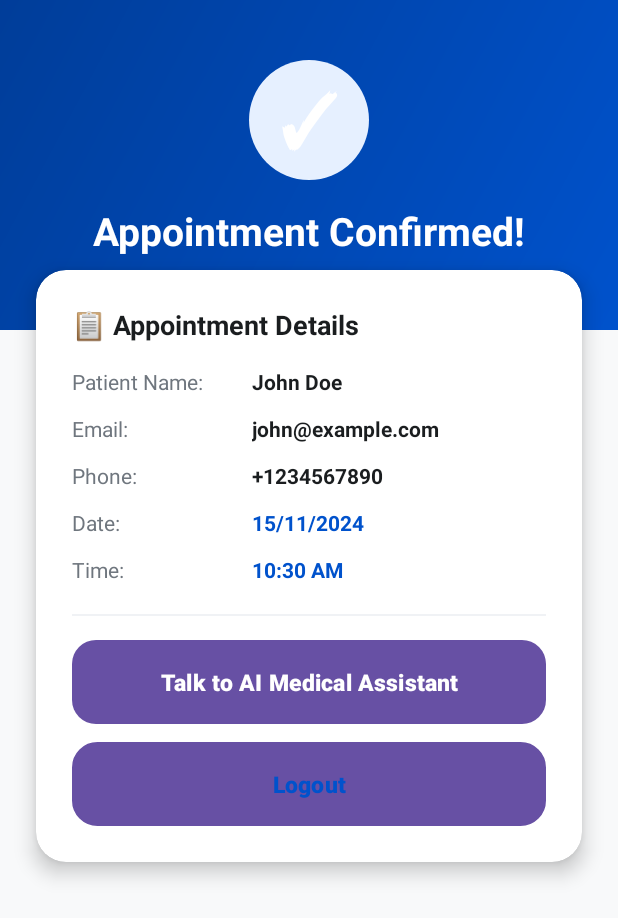
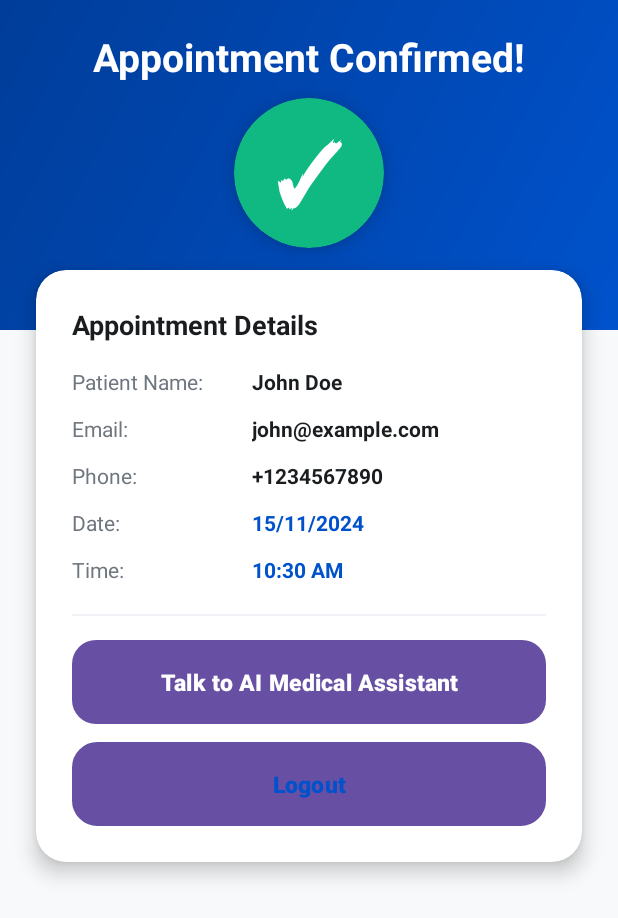
Before and after one commit to arnav-pawaskar/Medilink, an Android app: the layout activity_appointment_confirm.xml on its own in the app's theme, with its tools: preview values and no code run, on a phone screen of 412 x 824 dp. Shown: the top 918 px of the screen. Run offline under Robolectric (Android 15) with nearby library versions, the phone set to English and light mode, and no system bars.

Commit message:
Add specialist recommendation feature and enhance appointment UI

```diff
--- a/app/src/main/java/com/example/appointementapp/AppointmentConfirm.java
+++ b/app/src/main/java/com/example/appointementapp/AppointmentConfirm.java
@@ -163,9 +163,4 @@ public class AppointmentConfirm extends AppCompatActivity {
     }
 
 
-    @Override
-    public void onBackPressed() {
-        super.onBackPressed();
-        finish();
-    }
 }
--- a/app/src/main/java/com/example/appointementapp/Login.java
+++ b/app/src/main/java/com/example/appointementapp/Login.java
@@ -19,7 +19,6 @@ import com.google.firebase.auth.FirebaseUser;
 
 public class Login extends AppCompatActivity {
 
-    // UI Components
     private EditText etEmail, etPassword;
     private Button btnLogin, btnRegister;
     private ProgressBar progressBar;
@@ -66,7 +65,6 @@ public class Login extends AppCompatActivity {
         });
     }
 
-    //Validate inputs and authenticate user with Firebase
 
     private void loginUser() {
         String email = etEmail.getText().toString().trim();
@@ -100,7 +98,6 @@ public class Login extends AppCompatActivity {
         progressBar.setVisibility(View.VISIBLE);
         btnLogin.setEnabled(false);
 
-        // Authenticate with Firebase
         mAuth.signInWithEmailAndPassword(email, password)
                 .addOnCompleteListener(this, task -> {
                     progressBar.setVisibility(View.GONE);
@@ -145,7 +142,6 @@ public class Login extends AppCompatActivity {
     }
 
 
-     //Check if user is already logged in
 
     @Override
     protected void onStart() {
--- a/app/src/main/java/com/example/appointementapp/Register.java
+++ b/app/src/main/java/com/example/appointementapp/Register.java
@@ -16,7 +16,6 @@ import com.google.firebase.auth.FirebaseAuth;
 import com.google.firebase.auth.FirebaseUser;
 
 
-// Register Activity - Handles user account creation with Firebase
 
 public class Register extends AppCompatActivity {
 
@@ -69,8 +68,6 @@ public class Register extends AppCompatActivity {
         });
     }
 
-
-     //Validate all inputs and create new user account with Firebase
 
     private void registerUser() {
         String email = etEmail.getText().toString().trim();
--- a/app/src/main/res/layout/activity_appointment_confirm.xml
+++ b/app/src/main/res/layout/activity_appointment_confirm.xml
@@ -16,56 +16,51 @@
             android:layout_width="0dp"
             android:layout_height="220dp"
             android:background="@drawable/header_gradient"
-            app:layout_constraintTop_toTopOf="parent"
+            app:layout_constraintEnd_toEndOf="parent"
             app:layout_constraintStart_toStartOf="parent"
-            app:layout_constraintEnd_toEndOf="parent" />
+            app:layout_constraintTop_toTopOf="parent" />
 
         <!-- Success Icon -->
-        <TextView
-            android:id="@+id/tvSuccessIcon"
-            android:layout_width="80dp"
-            android:layout_height="80dp"
-            android:text="✓"
-            android:textSize="48sp"
-            android:textStyle="bold"
-            android:textColor="@color/white"
-            android:gravity="center"
-            android:background="@drawable/icon_background_circle"
-            android:layout_marginTop="40dp"
-            app:layout_constraintTop_toTopOf="parent"
+        <androidx.cardview.widget.CardView
+            android:id="@+id/cvSuccessIcon"
+            android:layout_width="100dp"
+            android:layout_height="100dp"
+            android:layout_marginTop="65dp"
+            app:cardBackgroundColor="@color/success"
+            app:cardCornerRadius="50dp"
+            app:cardElevation="8dp"
+            app:layout_constraintEnd_toEndOf="parent"
             app:layout_constraintStart_toStartOf="parent"
-            app:layout_constraintEnd_toEndOf="parent" />
+            app:layout_constraintTop_toTopOf="parent">
+
+            <TextView
+                android:id="@+id/tvSuccessIcon"
+                android:layout_width="match_parent"
+                android:layout_height="match_parent"
+                android:layout_gravity="center"
+                android:gravity="center"
+                android:text="✓"
+                android:textColor="@color/white"
+                android:textSize="56sp"
+                android:textStyle="bold" />
+
+        </androidx.cardview.widget.CardView>
 
         <!-- Title -->
         <TextView
             android:id="@+id/tvTitle"
             android:layout_width="wrap_content"
             android:layout_height="wrap_content"
+            android:layout_marginTop="20dp"
             android:text="Appointment Confirmed!"
+            android:textColor="@color/white"
             android:textSize="26sp"
             android:textStyle="bold"
-            android:textColor="@color/white"
-            android:layout_marginTop="16dp"
-            app:layout_constraintTop_toBottomOf="@id/tvSuccessIcon"
+            app:layout_constraintEnd_toEndOf="parent"
             app:layout_constraintStart_toStartOf="parent"
-            app:layout_constraintEnd_toEndOf="parent" />
+            app:layout_constraintTop_toTopOf="parent" />
 
         <!-- Subtitle -->
-        <TextView
-            android:id="@+id/tvSubtitle"
-            android:layout_width="0dp"
-            android:layout_height="wrap_content"
-            android:text="Your appointment has been successfully booked"
-            android:textSize="15sp"
-            android:textColor="@color/white"
-            android:alpha="0.9"
-            android:gravity="center"
-            android:layout_marginStart="40dp"
-            android:layout_marginEnd="40dp"
-            android:layout_marginTop="8dp"
-            app:layout_constraintTop_toBottomOf="@id/tvTitle"
-            app:layout_constraintStart_toStartOf="parent"
-            app:layout_constraintEnd_toEndOf="parent" />
 
         <!-- Appointment Details Card -->
         <androidx.cardview.widget.CardView
@@ -73,14 +68,14 @@
             android:layout_width="0dp"
             android:layout_height="wrap_content"
             android:layout_marginStart="24dp"
+            android:layout_marginTop="-40dp"
             android:layout_marginEnd="24dp"
-            android:layout_marginTop="-40dp"
+            app:cardBackgroundColor="@color/white"
             app:cardCornerRadius="20dp"
             app:cardElevation="8dp"
-            app:cardBackgroundColor="@color/white"
-            app:layout_constraintTop_toBottomOf="@id/viewHeaderGradient"
+            app:layout_constraintEnd_toEndOf="parent"
             app:layout_constraintStart_toStartOf="parent"
-            app:layout_constraintEnd_toEndOf="parent">
+            app:layout_constraintTop_toBottomOf="@id/viewHeaderGradient">
 
             <LinearLayout
                 android:layout_width="match_parent"
@@ -92,25 +87,25 @@
                 <TextView
                     android:layout_width="wrap_content"
                     android:layout_height="wrap_content"
-                    android:text="📋 Appointment Details"
+                    android:layout_marginBottom="16dp"
+                    android:text="Appointment Details"
+                    android:textColor="@color/text_primary"
                     android:textSize="18sp"
-                    android:textStyle="bold"
-                    android:textColor="@color/text_primary"
-                    android:layout_marginBottom="16dp" />
+                    android:textStyle="bold" />
 
                 <!-- Patient Name -->
                 <LinearLayout
                     android:layout_width="match_parent"
                     android:layout_height="wrap_content"
-                    android:orientation="horizontal"
-                    android:layout_marginBottom="12dp">
+                    android:layout_marginBottom="12dp"
+                    android:orientation="horizontal">
 
                     <TextView
                         android:layout_width="120dp"
                         android:layout_height="wrap_content"
                         android:text="Patient Name:"
-                        android:textSize="14sp"
-                        android:textColor="@color/text_secondary" />
+                        android:textColor="@color/text_secondary"
+                        android:textSize="14sp" />
 
                     <TextView
                         android:id="@+id/tvPatientName"
@@ -118,9 +113,9 @@
                         android:layout_height="wrap_content"
                         android:layout_weight="1"
                         android:text="John Doe"
+                        android:textColor="@color/text_primary"
                         android:textSize="14sp"
-                        android:textStyle="bold"
-                        android:textColor="@color/text_primary" />
+                        android:textStyle="bold" />
 
                 </LinearLayout>
 
@@ -128,15 +123,15 @@
                 <LinearLayout
                     android:layout_width="match_parent"
                     android:layout_height="wrap_content"
-                    android:orientation="horizontal"
-                    android:layout_marginBottom="12dp">
+                    android:layout_marginBottom="12dp"
+                    android:orientation="horizontal">
 
                     <TextView
                         android:layout_width="120dp"
                         android:layout_height="wrap_content"
                         android:text="Email:"
-                        android:textSize="14sp"
-                        android:textColor="@color/text_secondary" />
+                        android:textColor="@color/text_secondary"
+                        android:textSize="14sp" />
 
                     <TextView
                         android:id="@+id/tvEmail"
@@ -144,9 +139,9 @@
                         android:layout_height="wrap_content"
                         android:layout_weight="1"
                         android:text="john@example.com"
+                        android:textColor="@color/text_primary"
                         android:textSize="14sp"
-                        android:textStyle="bold"
-                        android:textColor="@color/text_primary" />
+                        android:textStyle="bold" />
 
                 </LinearLayout>
 
@@ -154,15 +149,15 @@
                 <LinearLayout
                     android:layout_width="match_parent"
                     android:layout_height="wrap_content"
-                    android:orientation="horizontal"
-                    android:layout_marginBottom="12dp">
+                    android:layout_marginBottom="12dp"
+                    android:orientation="horizontal">
 
                     <TextView
                         android:layout_width="120dp"
                         android:layout_height="wrap_content"
                         android:text="Phone:"
-                        android:textSize="14sp"
-                        android:textColor="@color/text_secondary" />
+                        android:textColor="@color/text_secondary"
+                        android:textSize="14sp" />
 
                     <TextView
                         android:id="@+id/tvPhone"
@@ -170,9 +165,9 @@
                         android:layout_height="wrap_content"
                         android:layout_weight="1"
                         android:text="+1234567890"
+                        android:textColor="@color/text_primary"
                         android:textSize="14sp"
-                        android:textStyle="bold"
-                        android:textColor="@color/text_primary" />
+                        android:textStyle="bold" />
 
                 </LinearLayout>
 
@@ -180,15 +175,15 @@
                 <LinearLayout
                     android:layout_width="match_parent"
                     android:layout_height="wrap_content"
-                    android:orientation="horizontal"
-                    android:layout_marginBottom="12dp">
+                    android:layout_marginBottom="12dp"
+                    android:orientation="horizontal">
 
                     <TextView
                         android:layout_width="120dp"
                         android:layout_height="wrap_content"
                         android:text="Date:"
-                        android:textSize="14sp"
-                        android:textColor="@color/text_secondary" />
+                        android:textColor="@color/text_secondary"
+                        android:textSize="14sp" />
 
                     <TextView
                         android:id="@+id/tvDate"
@@ -196,9 +191,9 @@
                         android:layout_height="wrap_content"
                         android:layout_weight="1"
                         android:text="15/11/2024"
+                        android:textColor="@color/primary"
                         android:textSize="14sp"
-                        android:textStyle="bold"
-                        android:textColor="@color/primary" />
+                        android:textStyle="bold" />
 
                 </LinearLayout>
 
@@ -206,15 +201,15 @@
                 <LinearLayout
                     android:layout_width="match_parent"
                     android:layout_height="wrap_content"
-                    android:orientation="horizontal"
-                    android:layout_marginBottom="20dp">
+                    android:layout_marginBottom="20dp"
+                    android:orientation="horizontal">
 
                     <TextView
                         android:layout_width="120dp"
                         android:layout_height="wrap_content"
                         android:text="Time:"
-                        android:textSize="14sp"
-                        android:textColor="@color/text_secondary" />
+                        android:textColor="@color/text_secondary"
+                        android:textSize="14sp" />
 
                     <TextView
                         android:id="@+id/tvTime"
@@ -222,9 +217,9 @@
                         android:layout_height="wrap_content"
                         android:layout_weight="1"
                         android:text="10:30 AM"
+                        android:textColor="@color/primary"
                         android:textSize="14sp"
-                        android:textStyle="bold"
-                        android:textColor="@color/primary" />
+                        android:textStyle="bold" />
 
                 </LinearLayout>
 
@@ -232,8 +227,8 @@
                 <View
                     android:layout_width="match_parent"
                     android:layout_height="1dp"
-                    android:background="@color/divider"
-                    android:layout_marginBottom="16dp" />
+                    android:layout_marginBottom="16dp"
+                    android:background="@color/divider" />
 
                 <!-- Action Buttons -->
                 <Button
@@ -251,11 +246,11 @@
                     android:id="@+id/btnLogout"
                     android:layout_width="match_parent"
                     android:layout_height="56dp"
+                    android:background="@drawable/button_outlined"
                     android:text="Logout"
+                    android:textColor="@color/primary"
                     android:textSize="15sp"
-                    android:textStyle="bold"
-                    android:textColor="@color/primary"
-                    android:background="@drawable/button_outlined" />
+                    android:textStyle="bold" />
 
             </LinearLayout>
 
@@ -267,20 +262,20 @@
             android:layout_width="40dp"
             android:layout_height="40dp"
             android:layout_marginTop="24dp"
+            android:indeterminateTint="@color/primary"
             android:visibility="gone"
-            android:indeterminateTint="@color/primary"
-            app:layout_constraintTop_toBottomOf="@id/cardAppointmentDetails"
+            app:layout_constraintEnd_toEndOf="parent"
             app:layout_constraintStart_toStartOf="parent"
-            app:layout_constraintEnd_toEndOf="parent" />
+            app:layout_constraintTop_toBottomOf="@id/cardAppointmentDetails" />
 
         <!-- Bottom Spacer -->
         <View
             android:layout_width="0dp"
             android:layout_height="40dp"
-            app:layout_constraintTop_toBottomOf="@id/cardAppointmentDetails"
+            app:layout_constraintBottom_toBottomOf="parent"
+            app:layout_constraintEnd_toEndOf="parent"
             app:layout_constraintStart_toStartOf="parent"
-            app:layout_constraintEnd_toEndOf="parent"
-            app:layout_constraintBottom_toBottomOf="parent" />
+            app:layout_constraintTop_toBottomOf="@id/cardAppointmentDetails" />
 
     </androidx.constraintlayout.widget.ConstraintLayout>
 
```
Also changed, not shown: app/src/main/java/com/example/appointementapp/Admin.java (+21 -18 lines), app/src/main/java/com/example/appointementapp/Appointment.java (+10 -0 lines), app/src/main/java/com/example/appointementapp/AppointmentAdapter.java (+13 -1 lines), app/src/main/java/com/example/appointementapp/BookAppointment.java (+82 -31 lines), app/src/main/java/com/example/appointementapp/Chatbot.java (+3 -16 lines), app/src/main/java/com/example/appointementapp/GeminiApiHelper.java (added, +187 -0 lines), app/src/main/res/layout/activity_book_appointment.xml (+53 -1 lines), app/src/main/res/layout/item_appointment.xml (+30 -1 lines).
